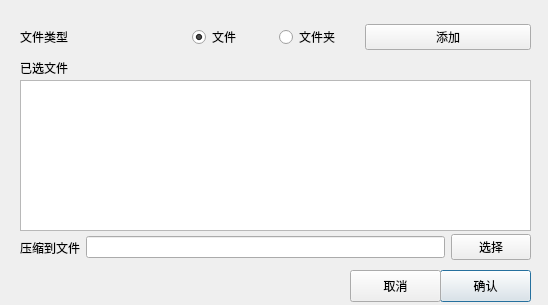
Above: ui/dialog/MergeFilesAndZipDialog.ui from xiaohaijoe/AutoPackage before the change. Below: the same form after it.
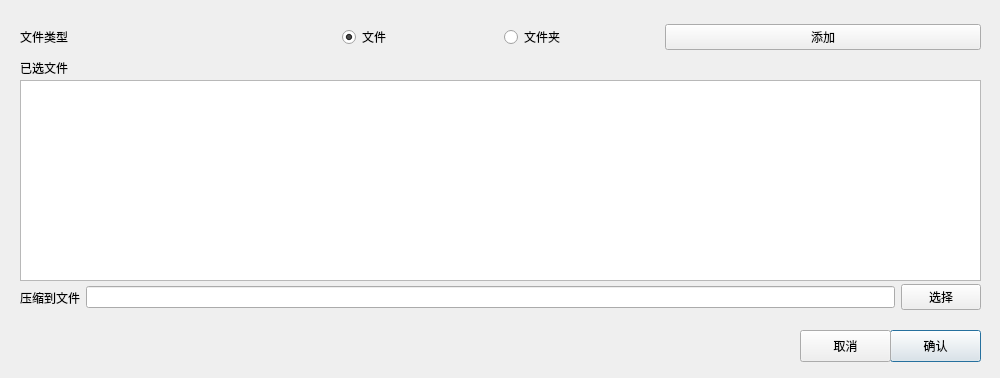
That is the form after the change.

```diff
--- a/ui/dialog/MergeFilesAndZipDialog.ui
+++ b/ui/dialog/MergeFilesAndZipDialog.ui
@@ -6,8 +6,8 @@
    <rect>
     <x>0</x>
     <y>0</y>
-    <width>548</width>
-    <height>305</height>
+    <width>1000</width>
+    <height>378</height>
    </rect>
   </property>
   <property name="windowTitle">
@@ -18,7 +18,7 @@
     <rect>
      <x>20</x>
      <y>20</y>
-     <width>511</width>
+     <width>961</width>
      <height>35</height>
     </rect>
    </property>
@@ -104,8 +104,8 @@
   <widget class="QPushButton" name="confirmBtn">
    <property name="geometry">
     <rect>
-     <x>440</x>
-     <y>270</y>
+     <x>890</x>
+     <y>330</y>
      <width>91</width>
      <height>32</height>
     </rect>
@@ -117,8 +117,8 @@
   <widget class="QPushButton" name="cancelBtn">
    <property name="geometry">
     <rect>
-     <x>350</x>
-     <y>270</y>
+     <x>800</x>
+     <y>330</y>
      <width>91</width>
      <height>32</height>
     </rect>
@@ -132,8 +132,8 @@
     <rect>
      <x>20</x>
      <y>80</y>
-     <width>511</width>
-     <height>151</height>
+     <width>961</width>
+     <height>201</height>
     </rect>
    </property>
    <property name="editTriggers">
@@ -157,8 +157,8 @@
    <property name="geometry">
     <rect>
      <x>20</x>
-     <y>230</y>
-     <width>511</width>
+     <y>280</y>
+     <width>961</width>
      <height>35</height>
     </rect>
    </property>
```
